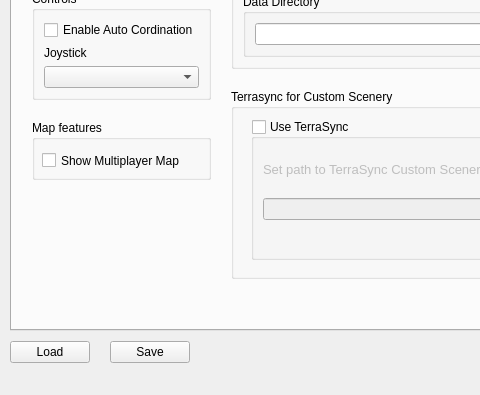
fgx/fgx, file src/fgx.ui: the form before one commit; both pictures show x 0 to 480 and y 269 to 664 of the 878 by 664 pixel window.
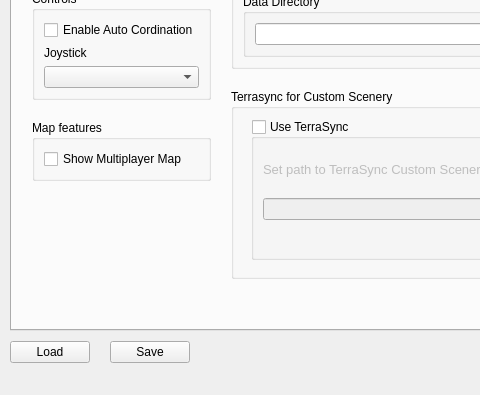
The form after the commit. Icons and pictures are not drawn.

Commit message: Tidy MpMap opening

The edit to the form file:
```diff
--- a/src/fgx.ui
+++ b/src/fgx.ui
@@ -203,19 +203,15 @@
               <property name="title">
                <string>Map features</string>
               </property>
+              <layout class="QVBoxLayout" name="verticalLayout_11">
+               <item>
               <widget class="QCheckBox" name="checkBoxMpMap">
-               <property name="geometry">
-                <rect>
-                 <x>10</x>
-                 <y>20</y>
-                 <width>161</width>
-                 <height>41</height>
-                </rect>
-               </property>
                <property name="text">
                 <string>Show Multiplayer Map</string>
                </property>
               </widget>
+               </item>
+              </layout>
              </widget>
             </item>
             <item>
```
Left out of the diff: 2 changed lines with no effect on the pictures. Lines whose indentation alone changed are shown as unchanged. The commit also changes 1 other file.
